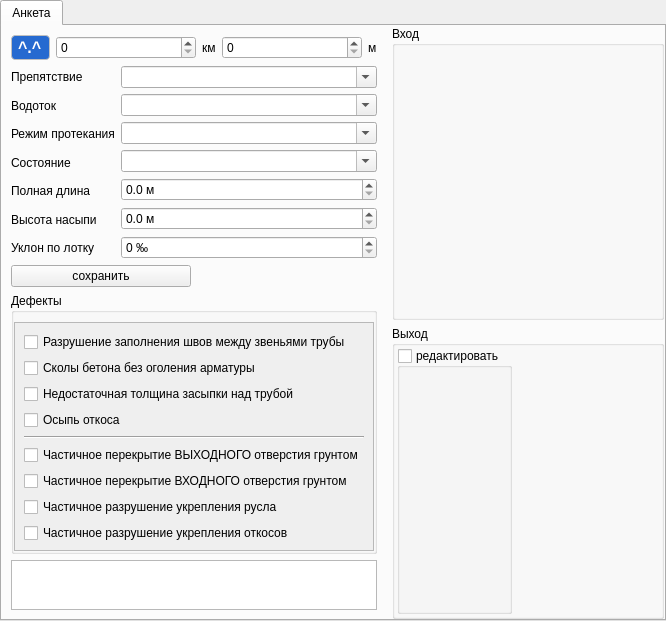
This is tubeform.ui in SevenLines/Tube as Qt 5 draws it before an edit. The edited form follows.
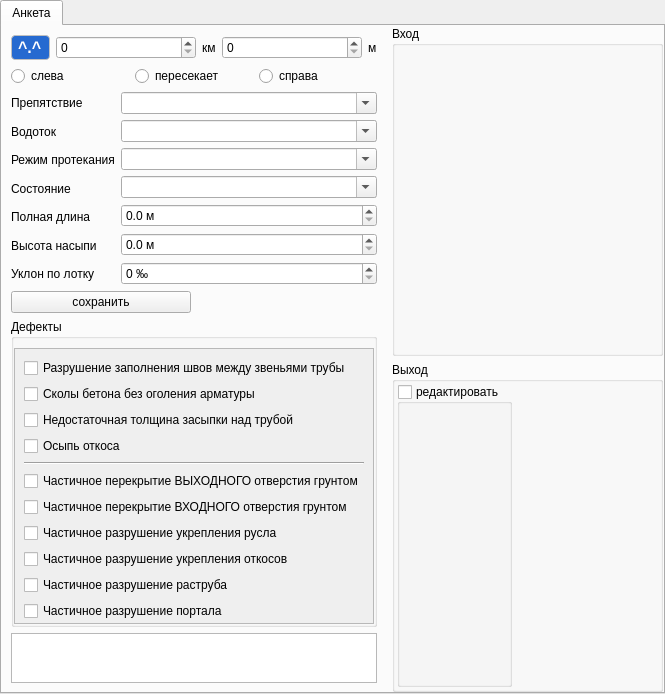
This is the edited form. Custom widgets are drawn as their Qt base class.

```diff
--- a/tubeform.ui
+++ b/tubeform.ui
@@ -6,8 +6,8 @@
    <rect>
     <x>0</x>
     <y>0</y>
-    <width>666</width>
-    <height>621</height>
+    <width>665</width>
+    <height>694</height>
    </rect>
   </property>
   <property name="sizePolicy">
@@ -291,6 +291,61 @@
           </sizepolicy>
          </property>
          <layout class="QGridLayout" name="gridLayout_4">
+          <item row="4" column="0" colspan="2">
+           <widget class="QWidget" name="widget" native="true">
+            <property name="sizePolicy">
+             <sizepolicy hsizetype="Preferred" vsizetype="Maximum">
+              <horstretch>0</horstretch>
+              <verstretch>0</verstretch>
+             </sizepolicy>
+            </property>
+            <property name="minimumSize">
+             <size>
+              <width>0</width>
+              <height>0</height>
+             </size>
+            </property>
+            <layout class="QGridLayout" name="gridLayout_11">
+             <property name="leftMargin">
+              <number>0</number>
+             </property>
+             <property name="topMargin">
+              <number>0</number>
+             </property>
+             <property name="rightMargin">
+              <number>0</number>
+             </property>
+             <property name="bottomMargin">
+              <number>0</number>
+             </property>
+             <item row="0" column="0">
+              <layout class="QHBoxLayout" name="horizontalLayout">
+               <item>
+                <widget class="QRadioButton" name="radioLeft">
+                 <property name="text">
+                  <string>слева</string>
+                 </property>
+                </widget>
+               </item>
+               <item>
+                <widget class="QRadioButton" name="radioCross">
+                 <property name="text">
+                  <string>пересекает</string>
+                 </property>
+                </widget>
+               </item>
+               <item>
+                <widget class="QRadioButton" name="radioRight">
+                 <property name="text">
+                  <string>справа</string>
+                 </property>
+                </widget>
+               </item>
+              </layout>
+             </item>
+            </layout>
+           </widget>
+          </item>
           <item row="1" column="0" colspan="2">
            <widget class="QWidget" name="widget_6" native="true">
             <property name="sizePolicy">
@@ -404,209 +459,7 @@
             </layout>
            </widget>
           </item>
-          <item row="2" column="0" colspan="2">
-           <layout class="QHBoxLayout" name="horizontalLayout_2">
-            <item>
-             <layout class="QVBoxLayout" name="verticalLayout_3">
-              <item>
-               <widget class="QLabel" name="label_8">
-                <property name="sizePolicy">
-                 <sizepolicy hsizetype="Maximum" vsizetype="Preferred">
-                  <horstretch>0</horstretch>
-                  <verstretch>0</verstretch>
-                 </sizepolicy>
-                </property>
-                <property name="text">
-                 <string>Препятствие</string>
-                </property>
-                <property name="buddy">
-                 <cstring>cmbObstacle</cstring>
-                </property>
-               </widget>
-              </item>
-              <item>
-               <widget class="QLabel" name="label_9">
-                <property name="sizePolicy">
-                 <sizepolicy hsizetype="Maximum" vsizetype="Preferred">
-                  <horstretch>0</horstretch>
-                  <verstretch>0</verstretch>
-                 </sizepolicy>
-                </property>
-                <property name="text">
-                 <string>Водоток</string>
-                </property>
-                <property name="buddy">
-                 <cstring>cmbWatercourse</cstring>
-                </property>
-               </widget>
-              </item>
-              <item>
-               <widget class="QLabel" name="label_10">
-                <property name="sizePolicy">
-                 <sizepolicy hsizetype="Maximum" vsizetype="Preferred">
-                  <horstretch>0</horstretch>
-                  <verstretch>0</verstretch>
-                 </sizepolicy>
-                </property>
-                <property name="text">
-                 <string>Режим протекания</string>
-                </property>
-                <property name="buddy">
-                 <cstring>cmbSchedule</cstring>
-                </property>
-               </widget>
-              </item>
-              <item>
-               <widget class="QLabel" name="label_11">
-                <property name="sizePolicy">
-                 <sizepolicy hsizetype="Maximum" vsizetype="Preferred">
-                  <horstretch>0</horstretch>
-                  <verstretch>0</verstretch>
-                 </sizepolicy>
-                </property>
-                <property name="text">
-                 <string>Состояние</string>
-                </property>
-                <property name="buddy">
-                 <cstring>cmbCondition</cstring>
-                </property>
-               </widget>
-              </item>
-              <item>
-               <widget class="QLabel" name="label_12">
-                <property name="sizePolicy">
-                 <sizepolicy hsizetype="Maximum" vsizetype="Preferred">
-                  <horstretch>0</horstretch>
-                  <verstretch>0</verstretch>
-                 </sizepolicy>
-                </property>
-                <property name="text">
-                 <string>Полная длина</string>
-                </property>
-                <property name="buddy">
-                 <cstring>spnLength</cstring>
-                </property>
-               </widget>
-              </item>
-              <item>
-               <widget class="QLabel" name="label_13">
-                <property name="sizePolicy">
-                 <sizepolicy hsizetype="Maximum" vsizetype="Preferred">
-                  <horstretch>0</horstretch>
-                  <verstretch>0</verstretch>
-                 </sizepolicy>
-                </property>
-                <property name="text">
-                 <string>Высота насыпи</string>
-                </property>
-                <property name="buddy">
-                 <cstring>spnMoundHeight</cstring>
-                </property>
-               </widget>
-              </item>
-              <item>
-               <widget class="QLabel" name="label_14">
-                <property name="sizePolicy">
-                 <sizepolicy hsizetype="Maximum" vsizetype="Preferred">
-                  <horstretch>0</horstretch>
-                  <verstretch>0</verstretch>
-                 </sizepolicy>
-                </property>
-                <property name="text">
-                 <string>Уклон по лотку</string>
-                </property>
-                <property name="buddy">
-                 <cstring>spnSkew</cstring>
-                </property>
-               </widget>
-              </item>
-             </layout>
-            </item>
-            <item>
-             <layout class="QVBoxLayout" name="verticalLayout_4">
-              <item>
-               <widget class="QComboBox" name="cmbObstacle">
-                <property name="editable">
-                 <bool>true</bool>
-                </property>
-               </widget>
-              </item>
-              <item>
-               <widget class="QComboBox" name="cmbWatercourse">
-                <property name="editable">
-                 <bool>true</bool>
-                </property>
-               </widget>
-              </item>
-              <item>
-               <widget class="QComboBox" name="cmbSchedule">
-                <property name="editable">
-                 <bool>true</bool>
-                </property>
-               </widget>
-              </item>
-              <item>
-               <widget class="QComboBox" name="cmbCondition">
-                <property name="editable">
-                 <bool>true</bool>
-                </property>
-               </widget>
-              </item>
-              <item>
-               <widget class="QDoubleSpinBox" name="spnLength">
-                <property name="suffix">
-                 <string> м</string>
-                </property>
-                <property name="decimals">
-                 <number>1</number>
-                </property>
-                <property name="singleStep">
-                 <double>0.100000000000000</double>
-                </property>
-               </widget>
-              </item>
-              <item>
-               <widget class="QDoubleSpinBox" name="spnMoundHeight">
-                <property name="suffix">
-                 <string> м</string>
-                </property>
-                <property name="decimals">
-                 <number>1</number>
-                </property>
-                <property name="singleStep">
-                 <double>0.100000000000000</double>
-                </property>
-               </widget>
-              </item>
-              <item>
-               <widget class="QSpinBox" name="spnSkew">
-                <property name="suffix">
-                 <string> ‰</string>
-                </property>
-               </widget>
-              </item>
-             </layout>
-            </item>
-           </layout>
-          </item>
-          <item row="3" column="0">
-           <widget class="QPushButton" name="btnSave">
-            <property name="text">
-             <string>сохранить</string>
-            </property>
-            <property name="flat">
-             <bool>false</bool>
-            </property>
-           </widget>
-          </item>
-          <item row="3" column="1">
-           <widget class="QLabelInfo" name="lblInfo">
-            <property name="text">
-             <string/>
-            </property>
-           </widget>
-          </item>
-          <item row="4" column="0" colspan="2">
+          <item row="7" column="0" colspan="2">
            <widget class="QGroupBox" name="groupBox_2">
             <property name="title">
              <string>Дефекты</string>
@@ -832,6 +685,208 @@
            </widget>
           </item>
           <item row="5" column="0" colspan="2">
+           <layout class="QHBoxLayout" name="horizontalLayout_2">
+            <item>
+             <layout class="QVBoxLayout" name="verticalLayout_3">
+              <item>
+               <widget class="QLabel" name="label_8">
+                <property name="sizePolicy">
+                 <sizepolicy hsizetype="Maximum" vsizetype="Preferred">
+                  <horstretch>0</horstretch>
+                  <verstretch>0</verstretch>
+                 </sizepolicy>
+                </property>
+                <property name="text">
+                 <string>Препятствие</string>
+                </property>
+                <property name="buddy">
+                 <cstring>cmbObstacle</cstring>
+                </property>
+               </widget>
+              </item>
+              <item>
+               <widget class="QLabel" name="label_9">
+                <property name="sizePolicy">
+                 <sizepolicy hsizetype="Maximum" vsizetype="Preferred">
+                  <horstretch>0</horstretch>
+                  <verstretch>0</verstretch>
+                 </sizepolicy>
+                </property>
+                <property name="text">
+                 <string>Водоток</string>
+                </property>
+                <property name="buddy">
+                 <cstring>cmbWatercourse</cstring>
+                </property>
+               </widget>
+              </item>
+              <item>
+               <widget class="QLabel" name="label_10">
+                <property name="sizePolicy">
+                 <sizepolicy hsizetype="Maximum" vsizetype="Preferred">
+                  <horstretch>0</horstretch>
+                  <verstretch>0</verstretch>
+                 </sizepolicy>
+                </property>
+                <property name="text">
+                 <string>Режим протекания</string>
+                </property>
+                <property name="buddy">
+                 <cstring>cmbSchedule</cstring>
+                </property>
+               </widget>
+              </item>
+              <item>
+               <widget class="QLabel" name="label_11">
+                <property name="sizePolicy">
+                 <sizepolicy hsizetype="Maximum" vsizetype="Preferred">
+                  <horstretch>0</horstretch>
+                  <verstretch>0</verstretch>
+                 </sizepolicy>
+                </property>
+                <property name="text">
+                 <string>Состояние</string>
+                </property>
+                <property name="buddy">
+                 <cstring>cmbCondition</cstring>
+                </property>
+               </widget>
+              </item>
+              <item>
+               <widget class="QLabel" name="label_12">
+                <property name="sizePolicy">
+                 <sizepolicy hsizetype="Maximum" vsizetype="Preferred">
+                  <horstretch>0</horstretch>
+                  <verstretch>0</verstretch>
+                 </sizepolicy>
+                </property>
+                <property name="text">
+                 <string>Полная длина</string>
+                </property>
+                <property name="buddy">
+                 <cstring>spnLength</cstring>
+                </property>
+               </widget>
+              </item>
+              <item>
+               <widget class="QLabel" name="label_13">
+                <property name="sizePolicy">
+                 <sizepolicy hsizetype="Maximum" vsizetype="Preferred">
+                  <horstretch>0</horstretch>
+                  <verstretch>0</verstretch>
+                 </sizepolicy>
+                </property>
+                <property name="text">
+                 <string>Высота насыпи</string>
+                </property>
+                <property name="buddy">
+                 <cstring>spnMoundHeight</cstring>
+                </property>
+               </widget>
+              </item>
+              <item>
+               <widget class="QLabel" name="label_14">
+                <property name="sizePolicy">
+                 <sizepolicy hsizetype="Maximum" vsizetype="Preferred">
+                  <horstretch>0</horstretch>
+                  <verstretch>0</verstretch>
+                 </sizepolicy>
+                </property>
+                <property name="text">
+                 <string>Уклон по лотку</string>
+                </property>
+                <property name="buddy">
+                 <cstring>spnSkew</cstring>
+                </property>
+               </widget>
+              </item>
+             </layout>
+            </item>
+            <item>
+             <layout class="QVBoxLayout" name="verticalLayout_4">
+              <item>
+               <widget class="QComboBox" name="cmbObstacle">
+                <property name="editable">
+                 <bool>true</bool>
+                </property>
+               </widget>
+              </item>
+              <item>
+               <widget class="QComboBox" name="cmbWatercourse">
+                <property name="editable">
+                 <bool>true</bool>
+                </property>
+               </widget>
+              </item>
+              <item>
+               <widget class="QComboBox" name="cmbSchedule">
+                <property name="editable">
+                 <bool>true</bool>
+                </property>
+               </widget>
+              </item>
+              <item>
+               <widget class="QComboBox" name="cmbCondition">
+                <property name="editable">
+                 <bool>true</bool>
+                </property>
+               </widget>
+              </item>
+              <item>
+               <widget class="QDoubleSpinBox" name="spnLength">
+                <property name="suffix">
+                 <string> м</string>
+                </property>
+                <property name="decimals">
+                 <number>1</number>
+                </property>
+                <property name="singleStep">
+                 <double>0.100000000000000</double>
+                </property>
+               </widget>
+              </item>
+              <item>
+               <widget class="QDoubleSpinBox" name="spnMoundHeight">
+                <property name="suffix">
+                 <string> м</string>
+                </property>
+                <property name="decimals">
+                 <number>1</number>
+                </property>
+                <property name="singleStep">
+                 <double>0.100000000000000</double>
+                </property>
+               </widget>
+              </item>
+              <item>
+               <widget class="QSpinBox" name="spnSkew">
+                <property name="suffix">
+                 <string> ‰</string>
+                </property>
+               </widget>
+              </item>
+             </layout>
+            </item>
+           </layout>
+          </item>
+          <item row="6" column="0">
+           <widget class="QPushButton" name="btnSave">
+            <property name="text">
+             <string>сохранить</string>
+            </property>
+            <property name="flat">
+             <bool>false</bool>
+            </property>
+           </widget>
+          </item>
+          <item row="6" column="1">
+           <widget class="QLabelInfo" name="lblInfo">
+            <property name="text">
+             <string/>
+            </property>
+           </widget>
+          </item>
+          <item row="8" column="0" colspan="2">
            <widget class="QTextEdit" name="txtCustomDeffects">
             <property name="maximumSize">
              <size>
```
